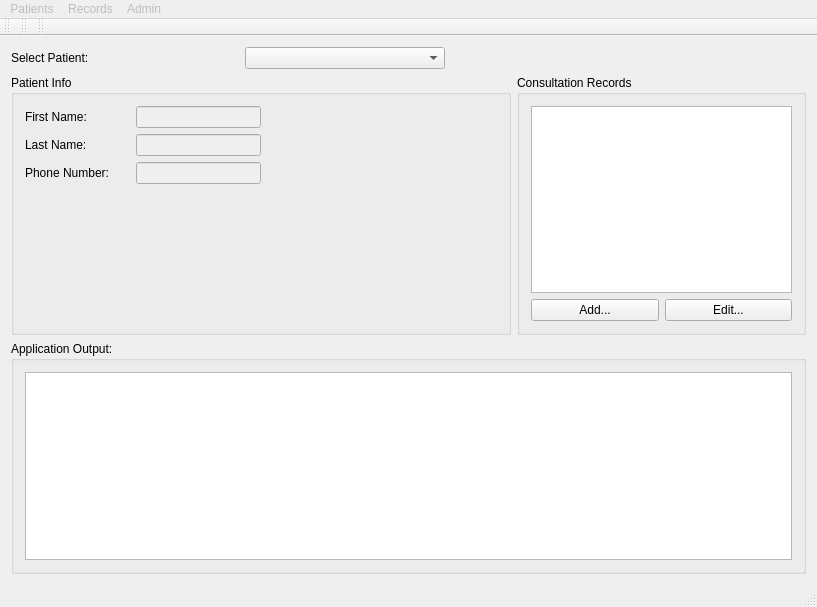
The window that cuCareQtApp/CUCare/cucare.ui (chrispwright/comp3004cuCarePrivate) describes before a commit, drawn with Qt 5.
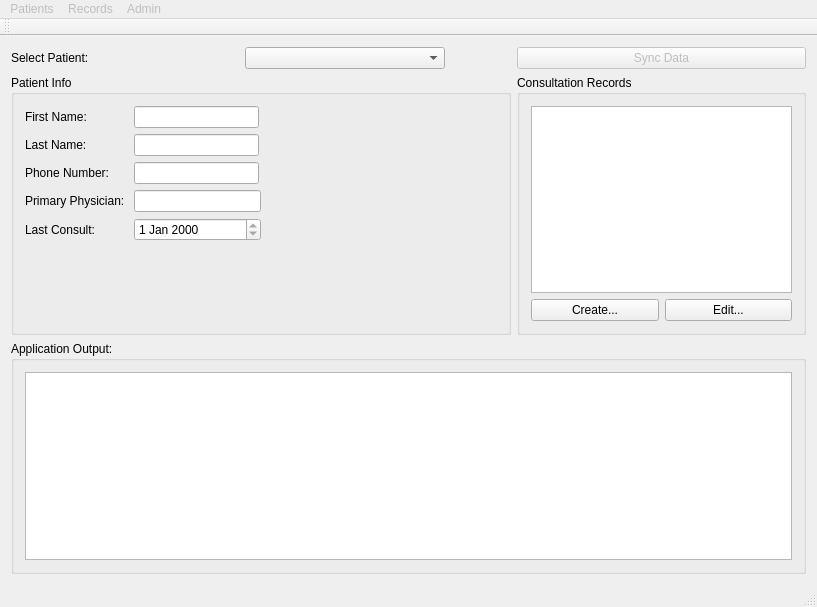
The same window after the commit.

Diff of the .ui file:
```diff
--- a/cuCareQtApp/CUCare/cucare.ui
+++ b/cuCareQtApp/CUCare/cucare.ui
@@ -15,19 +15,6 @@
   </property>
   <widget class="QWidget" name="centralWidget">
    <layout class="QGridLayout" name="gridLayout">
-    <item row="0" column="0">
-     <widget class="QLabel" name="label">
-      <property name="maximumSize">
-       <size>
-        <width>100</width>
-        <height>16777215</height>
-       </size>
-      </property>
-      <property name="text">
-       <string>Select Patient:</string>
-      </property>
-     </widget>
-    </item>
     <item row="0" column="1">
      <widget class="QComboBox" name="comboBox_Patients">
       <property name="maximumSize">
@@ -73,9 +60,9 @@
           </widget>
          </item>
          <item row="0" column="1">
-          <widget class="QLineEdit" name="patFirstName">
+          <widget class="QLineEdit" name="lineEdit_patFirstName">
            <property name="enabled">
-            <bool>false</bool>
+            <bool>true</bool>
            </property>
            <property name="maximumSize">
             <size>
@@ -83,6 +70,9 @@
              <height>16777215</height>
             </size>
            </property>
+           <property name="readOnly">
+            <bool>true</bool>
+           </property>
           </widget>
          </item>
          <item row="1" column="0">
@@ -93,9 +83,9 @@
           </widget>
          </item>
          <item row="1" column="1">
-          <widget class="QLineEdit" name="patLastName">
+          <widget class="QLineEdit" name="lineEdit_patLastName">
            <property name="enabled">
-            <bool>false</bool>
+            <bool>true</bool>
            </property>
            <property name="maximumSize">
             <size>
@@ -106,6 +96,9 @@
            <property name="text">
             <string/>
            </property>
+           <property name="readOnly">
+            <bool>true</bool>
+           </property>
           </widget>
          </item>
          <item row="2" column="0">
@@ -116,15 +109,52 @@
           </widget>
          </item>
          <item row="2" column="1">
-          <widget class="QLineEdit" name="patPhoneNum">
+          <widget class="QLineEdit" name="lineEdit_patPhoneNum">
            <property name="enabled">
-            <bool>false</bool>
+            <bool>true</bool>
            </property>
            <property name="maximumSize">
             <size>
              <width>125</width>
              <height>16777215</height>
             </size>
+           </property>
+           <property name="readOnly">
+            <bool>true</bool>
+           </property>
+          </widget>
+         </item>
+         <item row="3" column="0">
+          <widget class="QLabel" name="label_4">
+           <property name="text">
+            <string>Primary Physician: </string>
+           </property>
+          </widget>
+         </item>
+         <item row="3" column="1">
+          <widget class="QLineEdit" name="lineEdit_PatPrimaryPhysician">
+           <property name="enabled">
+            <bool>true</bool>
+           </property>
+           <property name="readOnly">
+            <bool>true</bool>
+           </property>
+          </widget>
+         </item>
+         <item row="4" column="0">
+          <widget class="QLabel" name="label_6">
+           <property name="text">
+            <string>Last Consult:</string>
+           </property>
+          </widget>
+         </item>
+         <item row="4" column="1">
+          <widget class="QDateEdit" name="dateEdit_PatLastConsult">
+           <property name="enabled">
+            <bool>true</bool>
+           </property>
+           <property name="readOnly">
+            <bool>true</bool>
            </property>
           </widget>
          </item>
@@ -146,6 +176,41 @@
       </layout>
      </widget>
     </item>
+    <item row="2" column="0" colspan="3">
+     <widget class="QGroupBox" name="groupBox_3">
+      <property name="title">
+       <string>Application Output:</string>
+      </property>
+      <layout class="QGridLayout" name="gridLayout_4">
+       <item row="0" column="0">
+        <widget class="QTextBrowser" name="textBrowser_AppOutput"/>
+       </item>
+      </layout>
+     </widget>
+    </item>
+    <item row="0" column="0">
+     <widget class="QLabel" name="label">
+      <property name="maximumSize">
+       <size>
+        <width>100</width>
+        <height>16777215</height>
+       </size>
+      </property>
+      <property name="text">
+       <string>Select Patient:</string>
+      </property>
+     </widget>
+    </item>
+    <item row="0" column="2">
+     <widget class="QPushButton" name="pushButton">
+      <property name="enabled">
+       <bool>false</bool>
+      </property>
+      <property name="text">
+       <string>Sync Data</string>
+      </property>
+     </widget>
+    </item>
     <item row="1" column="2">
      <widget class="QGroupBox" name="groupBox_2">
       <property name="minimumSize">
@@ -177,7 +242,7 @@
        <item row="2" column="0">
         <widget class="QPushButton" name="pushButton_AddConsultation">
          <property name="text">
-          <string>Add...</string>
+          <string>Create...</string>
          </property>
         </widget>
        </item>
@@ -191,24 +256,13 @@
       </layout>
      </widget>
     </item>
-    <item row="2" column="0" colspan="3">
-     <widget class="QGroupBox" name="groupBox_3">
-      <property name="title">
-       <string>Application Output:</string>
-      </property>
-      <layout class="QGridLayout" name="gridLayout_4">
-       <item row="0" column="0">
-        <widget class="QTextBrowser" name="textBrowser"/>
-       </item>
-      </layout>
-     </widget>
-    </item>
    </layout>
    <zorder>groupBox_2</zorder>
    <zorder>groupBox</zorder>
    <zorder>groupBox_3</zorder>
    <zorder>comboBox_Patients</zorder>
    <zorder>label</zorder>
+   <zorder>pushButton</zorder>
   </widget>
   <widget class="QMenuBar" name="menuBar">
    <property name="enabled">
@@ -265,28 +319,6 @@
    </attribute>
   </widget>
   <widget class="QStatusBar" name="statusBar"/>
-  <widget class="QToolBar" name="toolBar">
-   <property name="windowTitle">
-    <string>toolBar</string>
-   </property>
-   <attribute name="toolBarArea">
-    <enum>TopToolBarArea</enum>
-   </attribute>
-   <attribute name="toolBarBreak">
-    <bool>false</bool>
-   </attribute>
-  </widget>
-  <widget class="QToolBar" name="toolBar_2">
-   <property name="windowTitle">
-    <string>toolBar_2</string>
-   </property>
-   <attribute name="toolBarArea">
-    <enum>TopToolBarArea</enum>
-   </attribute>
-   <attribute name="toolBarBreak">
-    <bool>false</bool>
-   </attribute>
-  </widget>
   <action name="actionAdd_Patient">
    <property name="text">
     <string>Add..</string>
```
